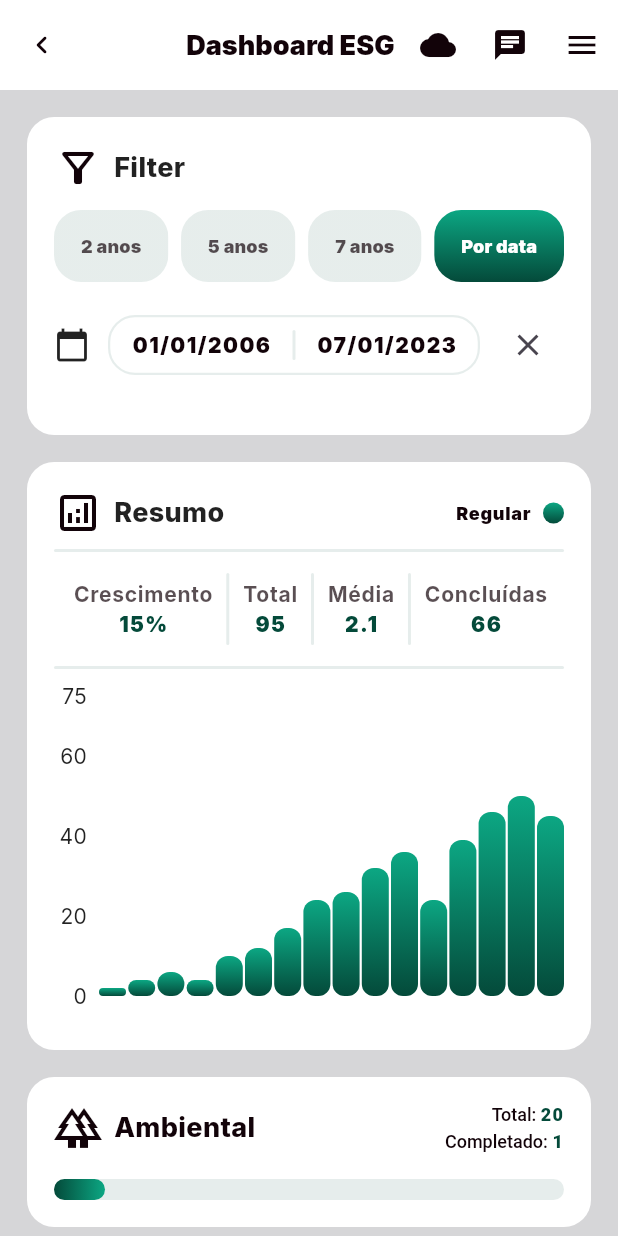
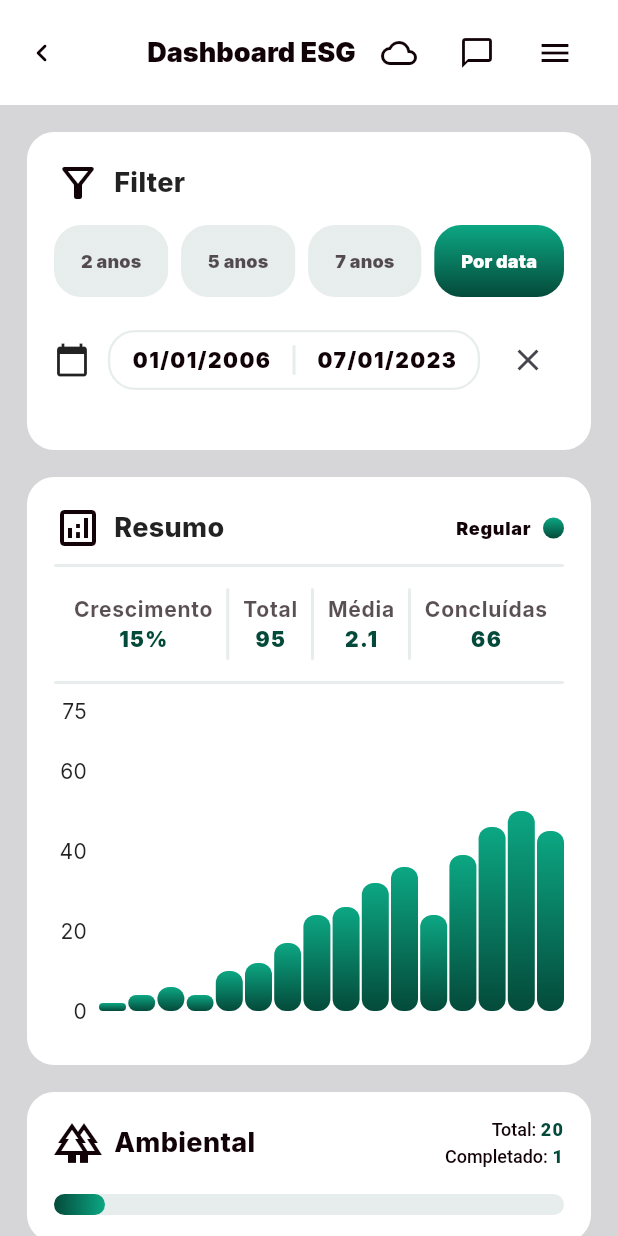
Before and after one commit to rafaelsell/ambisis_test, a Flutter app: the screen it shows after launch, on a phone screen of 412 x 824 dp. Run offline on Flutter 3.47's test engine with Material 2 defaults, Android fonts, the phone set to English and light mode, and no system bars; drawn by our look-alikes of fl_chart; our stand-ins replace google_fonts.

```diff
--- a/lib/Screens/DashboardESG/dashboard_esg_screen.dart
+++ b/lib/Screens/DashboardESG/dashboard_esg_screen.dart
@@ -21,7 +21,7 @@ class _DashboardESGState extends State<DashboardESG> {
           backgroundColor: Theme.of(context).primaryColorLight,
           surfaceTintColor: Theme.of(context).primaryColorLight,
           centerTitle: true,
-          toolbarHeight: 60.0,
+          toolbarHeight: 70.0,
           title: Text(
             'Dashboard ESG',
             style: TextStyle(
@@ -30,17 +30,30 @@ class _DashboardESGState extends State<DashboardESG> {
                 fontWeight: FontWeight.w900),
           ),
           actions: [
+            Padding(
+              padding: const EdgeInsets.only(right: 18.0),
+              child: Row(
+                children: [
                   IconButton(
                     onPressed: () => {},
-              icon: const Icon(Icons.cloud),
+                    icon: const Icon(Icons.cloud_outlined),
+                  ),
+                  const SizedBox(
+                    width: 4.0,
                   ),
                   IconButton(
                     onPressed: () => {},
-              icon: const Icon(Icons.chat),
+                    icon: const Icon(Icons.chat_bubble_outline),
+                  ),
+                  const SizedBox(
+                    width: 4.0,
                   ),
                   IconButton(
                     onPressed: () => {},
                     icon: const Icon(Icons.menu),
+                  ),
+                ],
+              ),
             ),
           ],
           leading: IconButton(
```
Also changed, not shown: 1 other file. Lines whose indentation alone changed are shown as unchanged.
